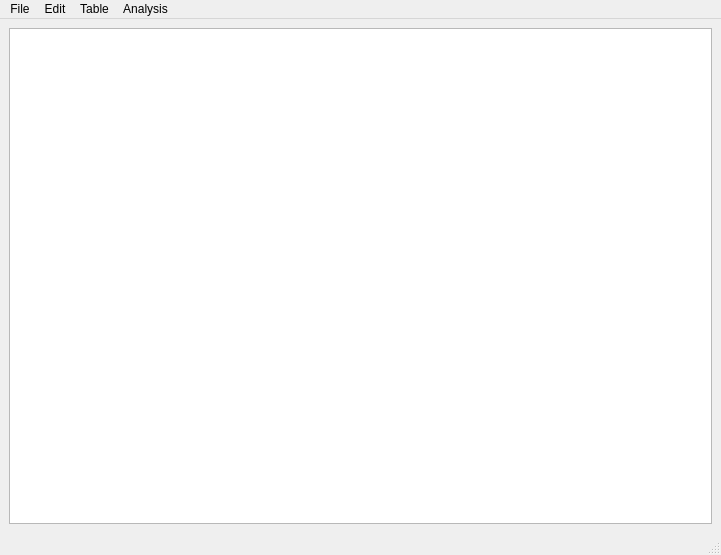
Before: the Qt Designer form main_window.ui in gdietz/OpenMEE, drawn with Qt 5.
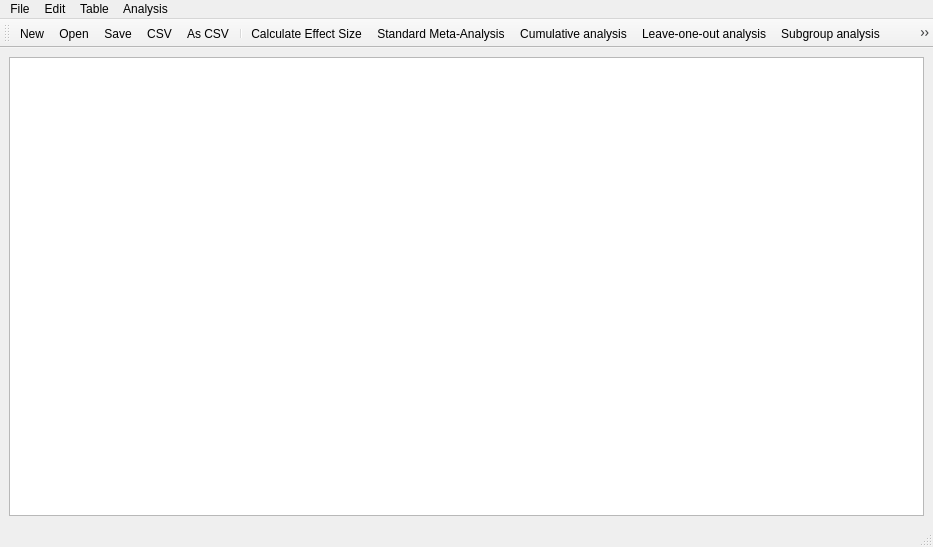
After: the same form once the commit is applied. Icons and pictures are not drawn.

```diff
--- a/main_window.ui
+++ b/main_window.ui
@@ -6,8 +6,8 @@
    <rect>
     <x>0</x>
     <y>0</y>
-    <width>721</width>
-    <height>555</height>
+    <width>933</width>
+    <height>547</height>
    </rect>
   </property>
   <property name="windowTitle">
@@ -25,7 +25,7 @@
     <rect>
      <x>0</x>
      <y>0</y>
-     <width>721</width>
+     <width>933</width>
      <height>22</height>
     </rect>
    </property>
@@ -114,6 +114,29 @@
    <addaction name="menuAnalysis"/>
   </widget>
   <widget class="QStatusBar" name="statusbar"/>
+  <widget class="QToolBar" name="toolBar">
+   <property name="windowTitle">
+    <string>toolBar</string>
+   </property>
+   <attribute name="toolBarArea">
+    <enum>TopToolBarArea</enum>
+   </attribute>
+   <attribute name="toolBarBreak">
+    <bool>false</bool>
+   </attribute>
+   <addaction name="actionNew"/>
+   <addaction name="actionOpen"/>
+   <addaction name="actionSave"/>
+   <addaction name="actionImportCSV"/>
+   <addaction name="actionExportCSV"/>
+   <addaction name="separator"/>
+   <addaction name="actionCalculate_Effect_Size"/>
+   <addaction name="actionStandard_Meta_Analysis"/>
+   <addaction name="actionCumulative"/>
+   <addaction name="actionLeave_one_out"/>
+   <addaction name="actionSubgroup"/>
+   <addaction name="actionMeta_Regression"/>
+  </widget>
   <action name="actionNew">
    <property name="text">
     <string>New</string>
```
Left out of the diff: 53 changed lines with no effect on the pictures.
